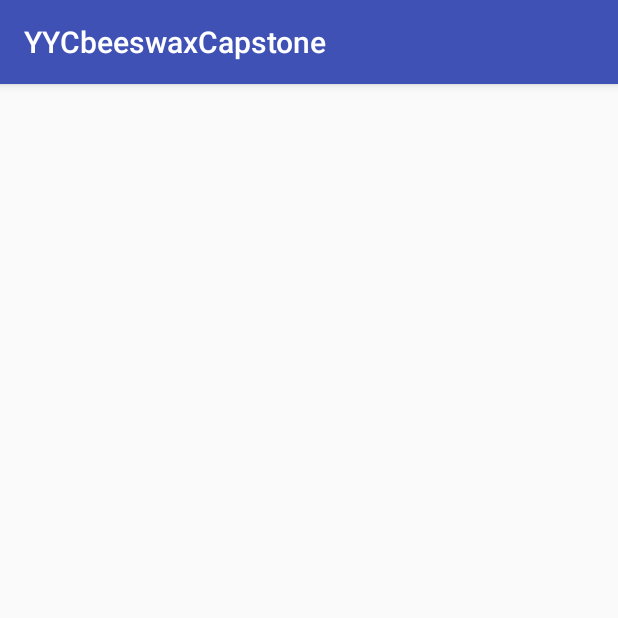
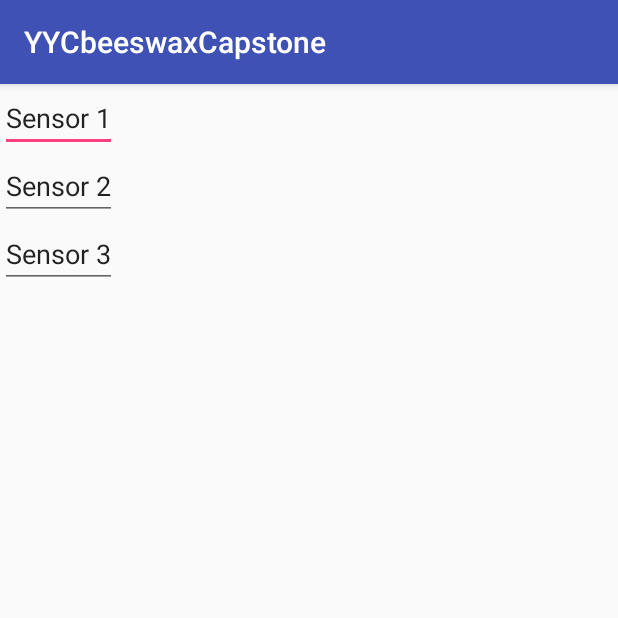
Before and after one commit to Daineish/Capstone-2019-YycBeeswax, an Android app: the SensorListActivity screen opened directly, with no data from a screen before it, on a phone screen of 412 x 824 dp, the top half of it. Run offline under Robolectric (Android 15) with nearby library versions, the phone set to English and light mode, and no system bars.

Commit message:
Made some framework for the sensors

```diff
--- a/MobileApp/YYCbeeswaxCapstone/app/src/main/java/com/example/dainemcniven/yycbeeswaxcapstone/AlertsActivity.java
+++ b/MobileApp/YYCbeeswaxCapstone/app/src/main/java/com/example/dainemcniven/yycbeeswaxcapstone/AlertsActivity.java
@@ -15,6 +15,7 @@ public class AlertsActivity extends AppCompatActivity
         super.onCreate(savedInstanceState);
         setContentView(R.layout.activity_alerts);
 
+        // TODO: here you should be able to change alerts bounds and whatnot
 
     }
 }
--- a/MobileApp/YYCbeeswaxCapstone/app/src/main/java/com/example/dainemcniven/yycbeeswaxcapstone/CameraListActivity.java
+++ b/MobileApp/YYCbeeswaxCapstone/app/src/main/java/com/example/dainemcniven/yycbeeswaxcapstone/CameraListActivity.java
@@ -15,6 +15,8 @@ public class CameraListActivity extends AppCompatActivity
         super.onCreate(savedInstanceState);
         setContentView(R.layout.activity_cameralist);
 
+        // TODO: Access the database or whatever and see what cameras are available for streaming, list
+        // them here so they can be clicked on?
 
     }
 }
--- a/MobileApp/YYCbeeswaxCapstone/app/src/main/java/com/example/dainemcniven/yycbeeswaxcapstone/OtherActivity.java
+++ b/MobileApp/YYCbeeswaxCapstone/app/src/main/java/com/example/dainemcniven/yycbeeswaxcapstone/OtherActivity.java
@@ -15,6 +15,7 @@ public class OtherActivity extends AppCompatActivity
         super.onCreate(savedInstanceState);
         setContentView(R.layout.activity_other);
 
+        // TODO: idk what goes in here
 
     }
 }
--- a/MobileApp/YYCbeeswaxCapstone/app/src/main/java/com/example/dainemcniven/yycbeeswaxcapstone/SensorListActivity.java
+++ b/MobileApp/YYCbeeswaxCapstone/app/src/main/java/com/example/dainemcniven/yycbeeswaxcapstone/SensorListActivity.java
@@ -1,7 +1,16 @@
 package com.example.dainemcniven.yycbeeswaxcapstone;
 
+import android.content.Context;
 import android.os.Bundle;
+import android.support.v7.app.ActionBar;
 import android.support.v7.app.AppCompatActivity;
+import android.util.Log;
+import android.view.View;
+import android.widget.EditText;
+import android.widget.LinearLayout;
+import android.widget.ScrollView;
+
+import java.util.ArrayList;
 
 /**
  * Created by dainemcniven on 2019-03-07.
@@ -9,12 +18,57 @@ import android.support.v7.app.AppCompatActivity;
 
 public class SensorListActivity extends AppCompatActivity
 {
+    private String m_selectedSensor = null;
     @Override
     protected void onCreate(Bundle savedInstanceState)
     {
         super.onCreate(savedInstanceState);
         setContentView(R.layout.activity_sensors);
 
+        GetAvailableSensors();
+
+        // access the database and see what sensor data is available,
+        // have some sort of list or something? then when you click on one you
+        // can see a list of the data or something?
+    }
+
+    View.OnClickListener myhandler1 = new View.OnClickListener()
+    {
+        public void onClick(View v)
+        {
+            EditText sender = (EditText)v;
+            String dbSensor = sender.getText().toString();
+            // TODO: get database data for dbSensor and show it somehow
+            Log.e("a", "Sensor: " + dbSensor);
+        }
+    };
+
+
+    private void GetAvailableSensors()
+    {
+        // TODO: access database and get a list of available sensors
+        ArrayList<String> sensors = new ArrayList<String>();
+        sensors.add("Sensor 1");
+        sensors.add("Sensor 2");
+        sensors.add("Sensor 3");
+
+        LinearLayout mainLayout = new LinearLayout(this);
+        LinearLayout.LayoutParams layoutParams = new LinearLayout.LayoutParams(ActionBar.LayoutParams.FILL_PARENT, ActionBar.LayoutParams.FILL_PARENT);
+        ScrollView scrollView = new ScrollView(this);
+        LinearLayout linearLayout = new LinearLayout(this);
+        linearLayout.setOrientation(LinearLayout.VERTICAL);
+        mainLayout.addView(scrollView);
+        scrollView.addView(linearLayout);
+        this.addContentView(mainLayout, layoutParams);
+
+        for(int i = 0; i < sensors.size(); i++)
+        {
+            EditText ed = new EditText(this);
+            ed.setText(sensors.get(i));
+            ed.setInputType(0);
+            ed.setOnClickListener(myhandler1);
+            linearLayout.addView(ed);
+        }
 
     }
 }
--- a/MobileApp/YYCbeeswaxCapstone/app/src/main/java/com/example/dainemcniven/yycbeeswaxcapstone/WelcomeScreen.java
+++ b/MobileApp/YYCbeeswaxCapstone/app/src/main/java/com/example/dainemcniven/yycbeeswaxcapstone/WelcomeScreen.java
@@ -39,7 +39,7 @@ public class WelcomeScreen extends AppCompatActivity
 
     public void alertsTextClicked(View v)
     {
-        Log.e("note", "alers clicked");
+        Log.e("note", "alert clicked");
         Intent myIntent = new Intent(WelcomeScreen.this, AlertsActivity.class);
         myIntent.putExtra("key", ""); //Optional parameters
         WelcomeScreen.this.startActivity(myIntent);
--- a/MobileApp/YYCbeeswaxCapstone/app/src/main/res/layout/activity_sensors.xml
+++ b/MobileApp/YYCbeeswaxCapstone/app/src/main/res/layout/activity_sensors.xml
@@ -1,6 +1,8 @@
 <?xml version="1.0" encoding="utf-8"?>
 <LinearLayout xmlns:android="http://schemas.android.com/apk/res/android"
-    android:orientation="vertical" android:layout_width="match_parent"
-    android:layout_height="match_parent">
+    android:id="@+id/main_linear_layout"
+    android:layout_width="match_parent"
+    android:layout_height="match_parent"
+    android:orientation="vertical">
 
 </LinearLayout>
```
